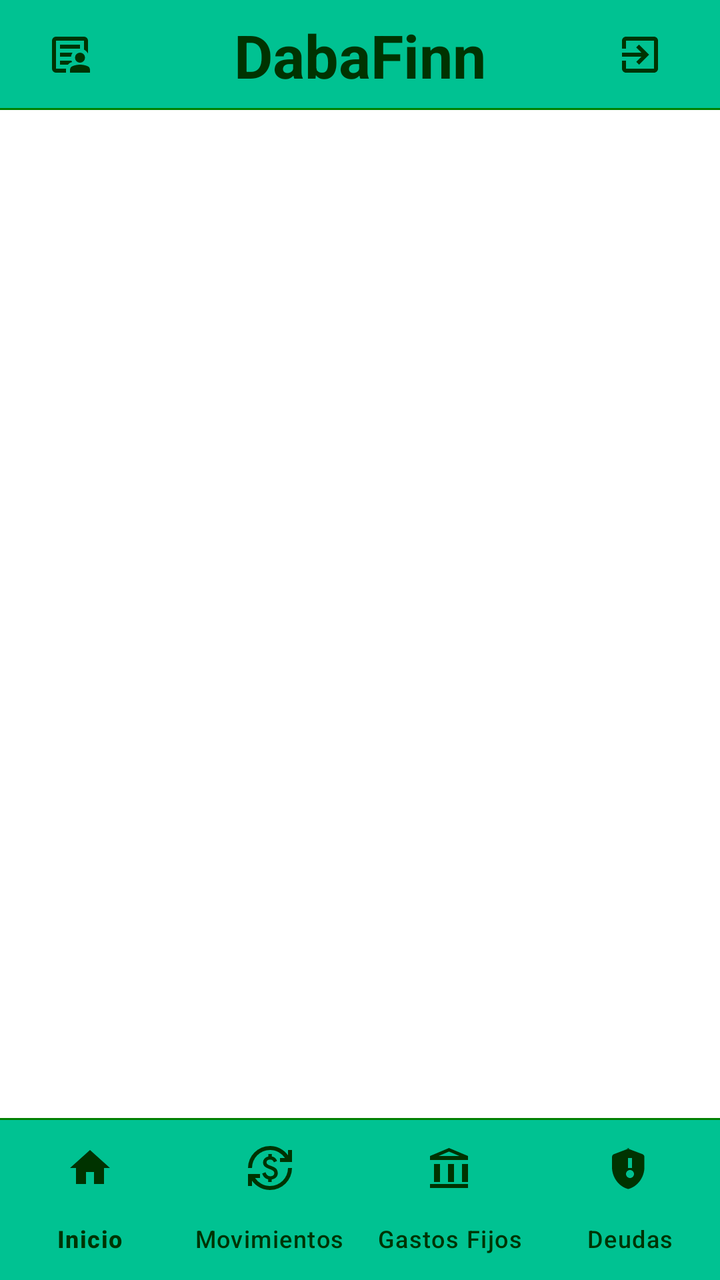
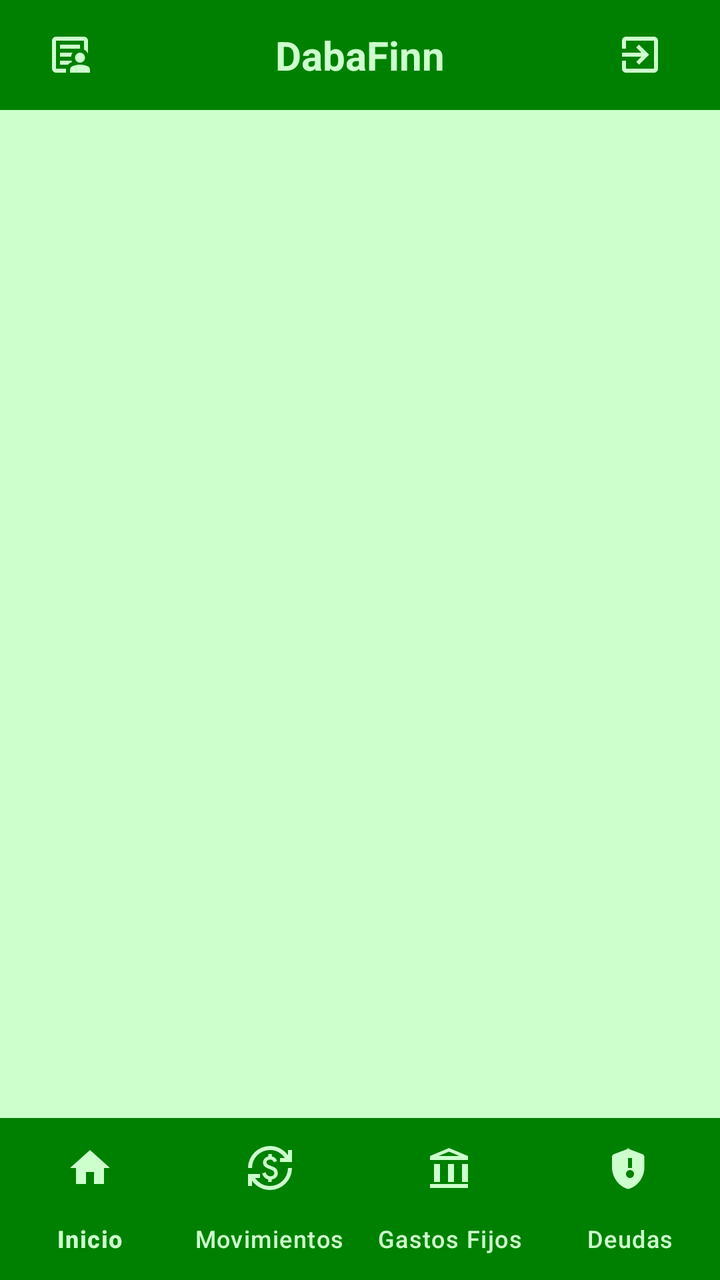

The first picture is an Android layout as it rendered before a commit; the second is the same layout after the commit. The layout source and the unified diff follow.
<!-- AndroidManifest.xml: application theme Theme.MyLittleFinanControl -->
<!-- res/layout/activity_main.xml -->
<?xml version="1.0" encoding="utf-8"?>
<RelativeLayout
    xmlns:android="http://schemas.android.com/apk/res/android"
    xmlns:app="http://schemas.android.com/apk/res-auto"
    xmlns:tools="http://schemas.android.com/tools"
    android:id="@+id/main"
    android:layout_width="match_parent"
    android:layout_height="match_parent"
    android:fitsSystemWindows="true"
    tools:context=".MainActivity">

    <RelativeLayout
        android:id="@+id/toolbarRL"
        android:layout_width="match_parent"
        android:layout_height="55dp"
        android:background="?attr/colorSecondary">

        <ImageButton
            android:id="@+id/btnPerfilToolbar"
            android:layout_width="50dp"
            android:layout_height="50dp"
            android:src="@drawable/ic_perfil"
            android:background="@android:color/transparent"
            android:layout_marginStart="10dp"
            android:layout_centerVertical="true"
            app:tint="?attr/colorOnSurface" />

        <TextView
            android:layout_width="wrap_content"
            android:layout_height="wrap_content"
            android:layout_centerInParent="true"
            android:id="@+id/app_name"
            android:textSize="30sp"
            android:text="@string/app_name"
            android:textStyle="bold"
            android:textColor="?attr/colorOnSurface"/>

        <ImageButton
            android:id="@+id/ic_sign_out"
            android:layout_width="50dp"
            android:layout_height="50dp"
            android:layout_marginEnd="15dp"
            android:layout_alignParentEnd="true"
            android:src="@drawable/ic_sign_out"
            android:background="@android:color/transparent"
            android:layout_centerVertical="true"
            android:contentDescription="Cerrar Sesión"
            app:tint="?attr/colorOnSurface"/>

        <View
            android:layout_width="match_parent"
            android:layout_height="1dp"
            android:background="?attr/colorPrimary"
            android:layout_alignParentBottom="true"/>

    </RelativeLayout>

    <FrameLayout
        android:layout_width="match_parent"
        android:layout_height="match_parent"
        android:layout_below="@id/toolbarRL"
        android:layout_above="@+id/view"
        android:id="@+id/fragmentoFL"/>

    <View
        android:id="@+id/view"
        android:background="?attr/colorPrimary"
        android:layout_above="@+id/botonNV"
        android:layout_width="match_parent"
        android:layout_height="1dp"/>

    <com.google.android.material.bottomnavigation.BottomNavigationView
        android:layout_width="match_parent"
        android:layout_height="wrap_content"
        android:id="@+id/botonNV"
        android:layout_alignParentBottom="true"
        app:menu="@menu/menu_bottom"
        app:itemIconTint="?attr/colorOnSurface"
        app:itemTextColor="?attr/colorOnSurface"
        android:background="?attr/colorSecondary"
        app:itemActiveIndicatorStyle="@style/Widget.Material3.BottomNavigationView.ActiveIndicator"
        app:labelVisibilityMode="labeled"/>

</RelativeLayout>
<!-- resources referenced by this layout -->
<resources>
  <!-- drawable ic_sign_out (drawable) -->
  <vector xmlns:android="http://schemas.android.com/apk/res/android"
      android:autoMirrored="true"
      android:height="24dp"
      android:width="24dp"
      android:viewportHeight="24"
      android:viewportWidth="24"
      android:tint="?attr/colorPrimary">
  
      <path
          android:fillColor="?android:attr/textColorPrimary"
          android:pathData="M10.09,15.59L11.5,17l5,-5 -5,-5 -1.41,1.41L12.67,11H3v2h9.67l-2.58,2.59zM19,3H5c-1.11,0 -2,0.9 -2,2v4h2V5h14v14H5v-4H3v4c0,1.1 0.89,2 2,2h14c1.1,0 2,-0.9 2,-2V5c0,-1.1 -0.9,-2 -2,-2z" />
  </vector>
  <string name="app_name">DabaFinn</string>
  <style name="Theme.MyLittleFinanControl" parent="Base.Theme.MyLittleFinanControl" />
  <style name="Base.Theme.MyLittleFinanControl" parent="Theme.Material3.DayNight.NoActionBar">
  
          
          <item name="colorPrimary">@color/verde_oscuro</item>
          
          <item name="colorOnPrimary">@android:color/white</item>
  
          
          <item name="colorPrimaryContainer">@color/verde_claro</item>
          
          <item name="colorOnPrimaryContainer">@color/verde_negro</item>
  
          
          <item name="colorSecondary">@color/verde</item>
          
          <item name="colorOnSecondary">@color/verde_negro</item>
  
          
          <item name="colorSecondaryContainer">@color/verde_transparente</item>
          <item name="colorOnSecondaryContainer">@color/verde_negro</item>
  
          
          <item name="colorTertiary">@color/verde_blanco_transparente</item>
          <item name="colorOnTertiary">@color/verde_negro</item>
  
          
          <item name="colorOutline">@color/verde_negro</item>
  
          
          <item name="colorOnSurface">@color/verde_negro</item>
  
          
          
          <item name="android:windowBackground">@android:color/white</item>
          
          <item name="colorSurface">@color/verde_blanco_transparente</item>
  
          
          <item name="colorError">@color/rojo_alerta</item>
          <item name="colorOnError">@color/rojo_transparente</item>
  
          
          <item name="android:statusBarColor">@android:color/white</item>
          <item name="android:windowLightStatusBar">true</item>
  
          
          <item name="colorSurfaceVariant">#E0E0E0</item>
          <item name="colorOnSurfaceVariant">#49454F</item>
  
      </style>
  <color name="verde_oscuro">#008000</color>
  <color name="verde_claro">#CCFFCC</color>
  <color name="verde_negro">#003300</color>
  <color name="verde">#00C292</color>
  <color name="verde_transparente">#5FCCFFCC</color>
  <color name="verde_blanco_transparente">#D3F6FFF6</color>
  <color name="rojo_alerta">#FF6666</color>
  <color name="rojo_transparente">#7BF69F9F</color>
  <!-- unchanged entries left out for length: 1 -->
</resources>

<!-- the commit's change to res/layout/activity_main.xml (unified diff, before → after) -->
@@ -13,7 +13,7 @@
         android:id="@+id/toolbarRL"
         android:layout_width="match_parent"
         android:layout_height="55dp"
-        android:background="?attr/colorSecondary">
+        android:background="?attr/colorPrimary">
 
         <ImageButton
             android:id="@+id/btnPerfilToolbar"
@@ -23,17 +23,17 @@
             android:background="@android:color/transparent"
             android:layout_marginStart="10dp"
             android:layout_centerVertical="true"
-            app:tint="?attr/colorOnSurface" />
+            app:tint="?attr/colorPrimaryContainer" />
 
         <TextView
             android:layout_width="wrap_content"
             android:layout_height="wrap_content"
             android:layout_centerInParent="true"
             android:id="@+id/app_name"
-            android:textSize="30sp"
+            android:textSize="20sp"
             android:text="@string/app_name"
             android:textStyle="bold"
-            android:textColor="?attr/colorOnSurface"/>
+            android:textColor="?attr/colorPrimaryContainer"/>
 
         <ImageButton
             android:id="@+id/ic_sign_out"
@@ -45,7 +45,7 @@
             android:background="@android:color/transparent"
             android:layout_centerVertical="true"
             android:contentDescription="Cerrar Sesión"
-            app:tint="?attr/colorOnSurface"/>
+            app:tint="?attr/colorPrimaryContainer"/>
 
         <View
             android:layout_width="match_parent"
@@ -75,9 +75,9 @@
         android:id="@+id/botonNV"
         android:layout_alignParentBottom="true"
         app:menu="@menu/menu_bottom"
-        app:itemIconTint="?attr/colorOnSurface"
-        app:itemTextColor="?attr/colorOnSurface"
-        android:background="?attr/colorSecondary"
+        app:itemIconTint="?attr/colorPrimaryContainer"
+        app:itemTextColor="?attr/colorPrimaryContainer"
+        android:background="?attr/colorPrimary"
         app:itemActiveIndicatorStyle="@style/Widget.Material3.BottomNavigationView.ActiveIndicator"
         app:labelVisibilityMode="labeled"/>
 
<!-- resource entries referenced after the edit -->
@@ -48,7 +48,7 @@
   
           
           
-          <item name="android:windowBackground">@android:color/white</item>
+          <item name="android:windowBackground">@color/verde_claro</item>
           
           <item name="colorSurface">@color/verde_blanco_transparente</item>
   
@@ -61,9 +61,17 @@
           <item name="android:windowLightStatusBar">true</item>
   
           
-          <item name="colorSurfaceVariant">#E0E0E0</item>
-          <item name="colorOnSurfaceVariant">#49454F</item>
+          <item name="colorSurfaceVariant">@color/verde_transparente</item>
+          <item name="colorOnSurfaceVariant">@color/verde_gris</item>
   
+          
+          <item name="popupMenuBackground">@android:color/white</item>
+          <item name="android:popupBackground">@android:color/white</item>
+  
+          <item name="colorSurfaceContainer">@color/verde_claro</item>
+          <item name="colorSurfaceContainerLow">@color/verde_claro</item>
+          <item name="colorSurfaceContainerHigh">@color/verde_claro</item>
+          <item name="colorSurfaceContainerHighest">@color/verde_claro</item>
       </style>
   <color name="verde_oscuro">#008000</color>
   <color name="verde_claro">#CCFFCC</color>
@@ -73,6 +81,7 @@
   <color name="verde_blanco_transparente">#D3F6FFF6</color>
   <color name="rojo_alerta">#FF6666</color>
   <color name="rojo_transparente">#7BF69F9F</color>
+  <color name="verde_gris">#ED003300</color>
   <!-- unchanged entries left out for length: 1 -->
 </resources>
 
